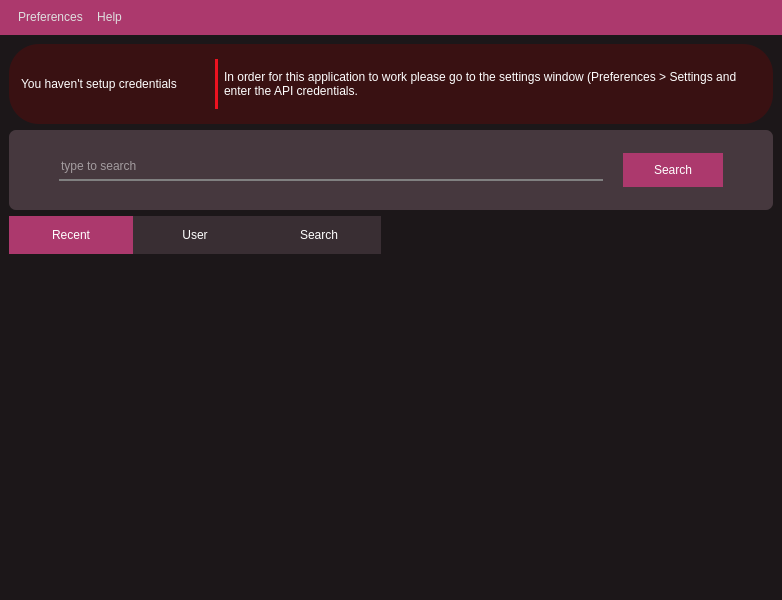
First picture: the form in Screens/mainWindow.ui, repository sortedcord/osu-statqt, before the edit.
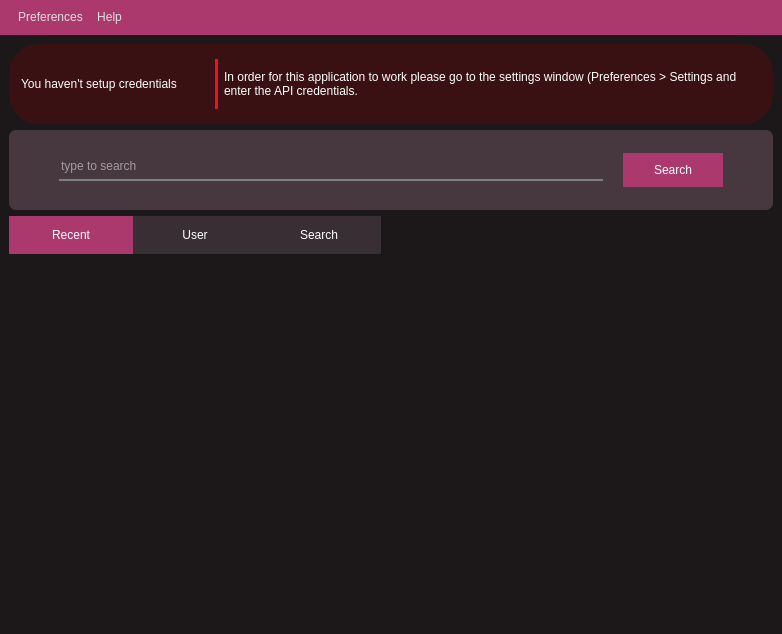
Second picture: the form after the edit.

```diff
--- a/Screens/mainWindow.ui
+++ b/Screens/mainWindow.ui
@@ -7,7 +7,7 @@
     <x>0</x>
     <y>0</y>
     <width>782</width>
-    <height>600</height>
+    <height>634</height>
    </rect>
   </property>
   <property name="windowTitle">
@@ -190,6 +190,7 @@
        <attribute name="title">
         <string>Recent</string>
        </attribute>
+       <layout class="QVBoxLayout" name="verticalLayout_3"/>
       </widget>
       <widget class="QWidget" name="user_tab">
        <attribute name="title">
```
